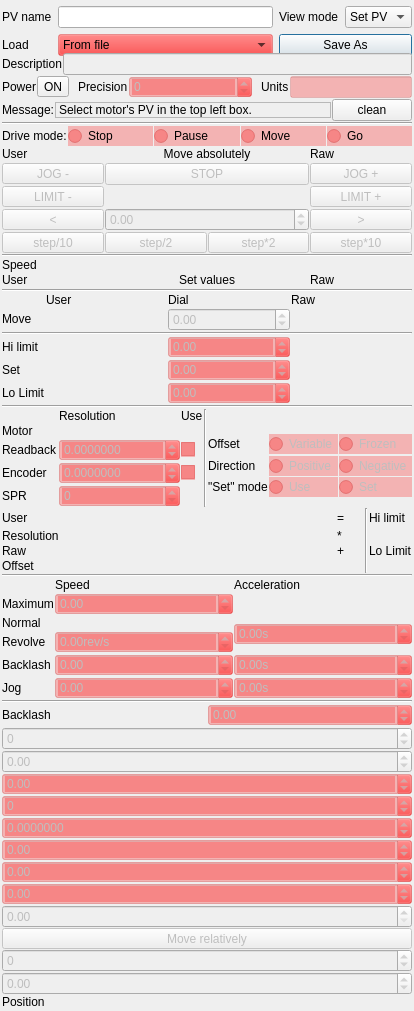
First picture: the form in qcamotorgui/qcamotorgui-setup.ui, repository AustralianSynchrotron/motorcontrol, before the edit.
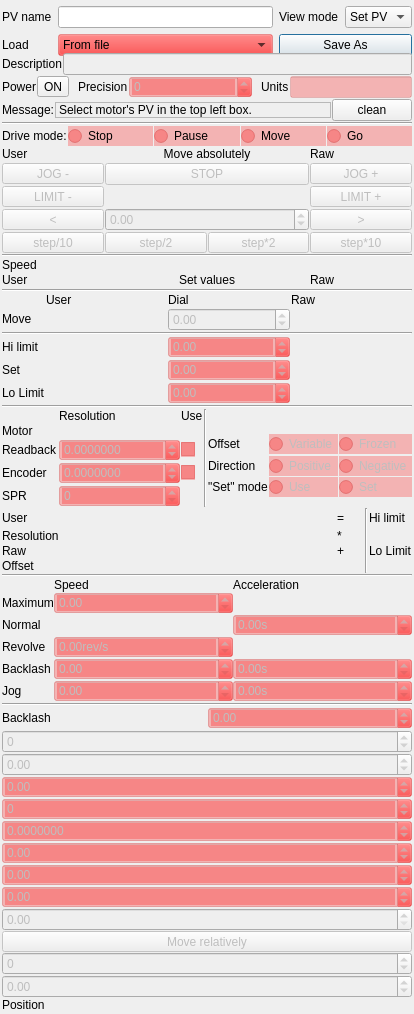
Second picture: the form after the edit. Custom widgets are drawn as their Qt base class.

What changed in the file:
```diff
--- a/qcamotorgui/qcamotorgui-setup.ui
+++ b/qcamotorgui/qcamotorgui-setup.ui
@@ -2351,7 +2351,7 @@
        <number>0</number>
       </property>
       <property name="spacing">
-       <number>1</number>
+       <number>0</number>
       </property>
       <item row="2" column="0">
        <widget class="QLabel" name="label_8">
@@ -2615,7 +2615,7 @@
         </property>
        </widget>
       </item>
-      <item row="3" column="3" rowspan="2">
+      <item row="3" column="3">
        <widget class="QMDoubleSpinBox" name="acceleration">
         <property name="enabled">
          <bool>false</bool>
```
